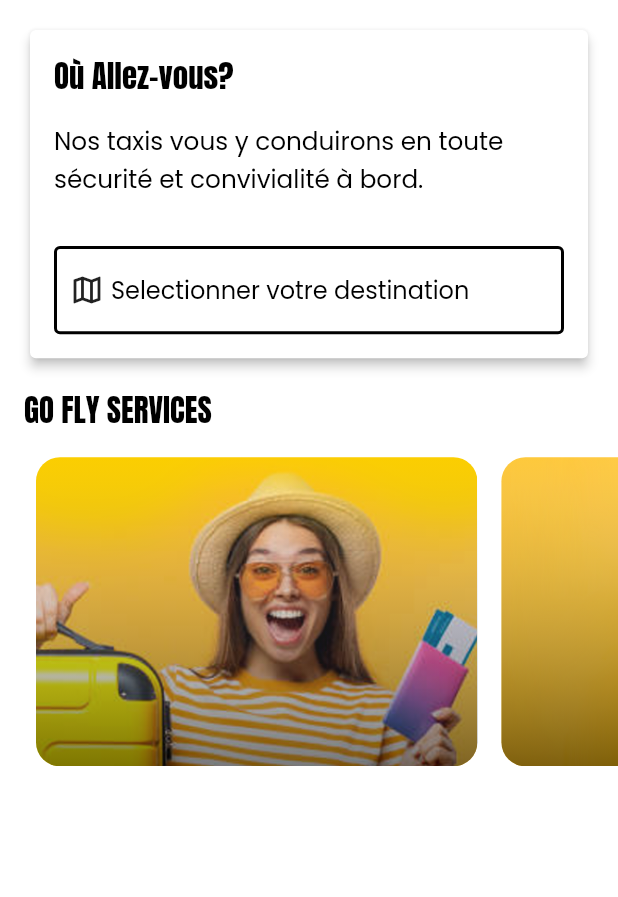
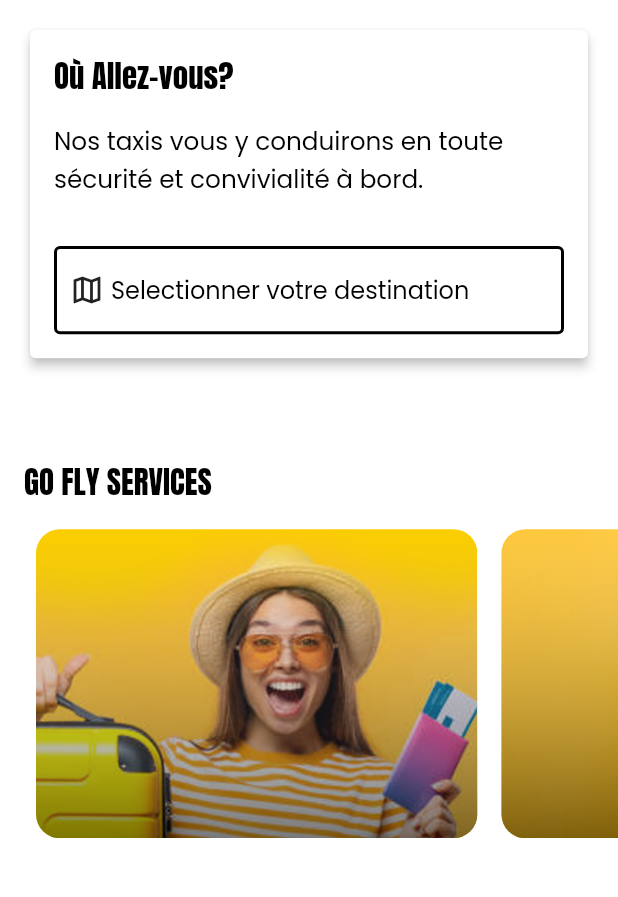
Before and after one commit to Domiynsbelhanda/goplus, a Flutter app: the screen it shows after launch, on a phone screen of 412 x 824 dp, the part 138-1035 px from its top. Run offline on Flutter 3.47's test engine with Material 2 defaults, Android fonts, the phone set to English and light mode, and no system bars; our stand-ins replace animated_splash_screen, cloud_firestore, dio, firebase_core, flutter_svg, geolocator and 3 more; missing offline and left inert: cool_stepper, flutter_google_places_hoc081098, flutter_timer_countdown, google_api_headers, google_maps_webservice; accounts and stored records are empty; project files that could hold a hidden picture were left out.

Commit message:
[STYLE] Update marker in pickLocation

```diff
--- a/lib/pages/homePage.dart
+++ b/lib/pages/homePage.dart
@@ -182,7 +182,7 @@ class _HomePage extends State<HomePage>{
                     ) : SizedBox(),
 
 
-                    selectedPlace != null ?
+                    selectedPlace != null && depart != null ?
                     Padding(
                         padding: const EdgeInsets.only(left: 16.0, top: 16.0, right: 16.0, bottom: 16.0),
                         child: GestureDetector(
@@ -230,6 +230,10 @@ class _HomePage extends State<HomePage>{
               ),
             ),
 
+            const SizedBox(
+              height: 48.0
+            ),
+
             Padding(
               padding: const EdgeInsets.only(left: 16.0),
               child: Text(
--- a/lib/taxi/screens/mapsPickLocation.dart
+++ b/lib/taxi/screens/mapsPickLocation.dart
@@ -68,10 +68,9 @@ class _PickLocation extends State<PickLocation>{
             Marker(
               markerId: MarkerId("1"),
               position: LatLng(value.latitude, value.longitude),
-              infoWindow: InfoWindow(
+              infoWindow: const InfoWindow(
                 title: 'Votre Position',
-              ),
-              icon: pinner,
+              )
             )
         );
       });
@@ -116,7 +115,6 @@ class _PickLocation extends State<PickLocation>{
                 var markerIdVal = 'ma destination';
                 final MarkerId markerId = MarkerId(markerIdVal);
 
-                // creating a new MARKER
                 final Marker marker = Marker(
                   markerId: markerId,
                   position: position,
```
Also changed, not shown: lib/taxi/pages/driverTrackingPage.dart (+17 -8 lines), assets/images/driver.png (added), assets/images/ist.png (added).
